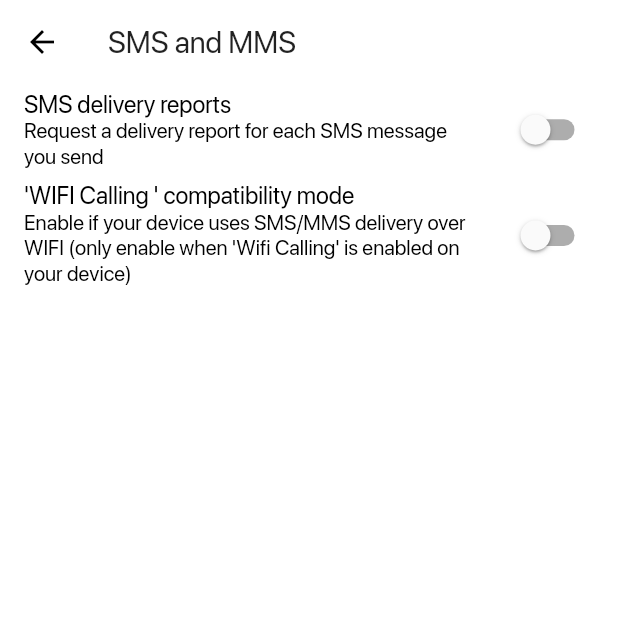
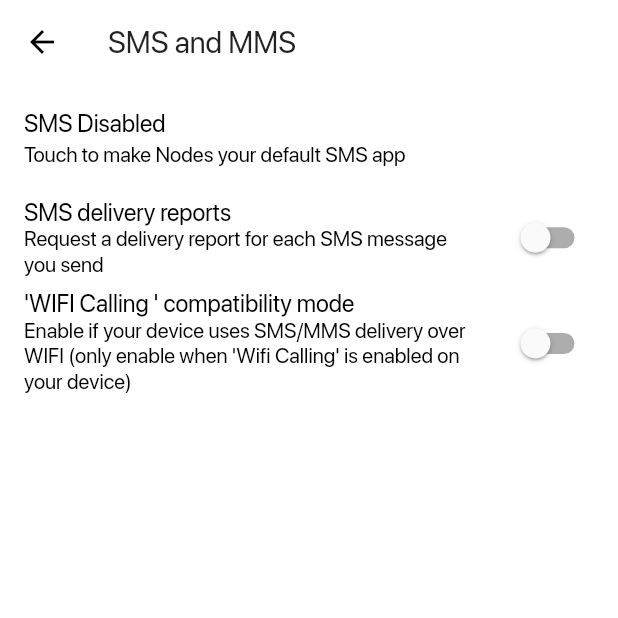
Before and after one commit to SammyButtDev/chat, a Flutter app: the Settings screen opened directly, after a tap on "SMS and MMS", on a phone screen of 412 x 824 dp, the top half of it. Run offline on Flutter 3.47's test engine with Material 2 defaults, Android fonts, the phone set to English and light mode, and no system bars; our stand-ins replace audioplayers, shared_preferences; accounts and stored records are empty.

Commit message:
Screens Added

```diff
--- a/lib/Settings/SettingScreen.dart
+++ b/lib/Settings/SettingScreen.dart
@@ -3,7 +3,9 @@ import 'package:blah/Screens/HomeScreen.dart';
 import 'package:blah/Settings/Chats.dart';
 import 'package:blah/Settings/Help.dart';
 import 'package:blah/Settings/Privacy.dart';
+import 'package:blah/Settings/Profile.dart';
 import 'package:blah/Settings/data&Storage.dart';
+import 'package:flutter/cupertino.dart';
 import 'package:flutter/material.dart';
 import 'package:blah/constant.dart';
 import 'package:provider/provider.dart';
@@ -41,31 +43,17 @@ class _SettingsState extends State<Settings> {
           style: TextStyle(color: Theme.of(context).textTheme.bodyText1.color),
         ),
       ),
-      body: GestureDetector(
+      body: SingleChildScrollView(
         child: Container(
           child: Column(
             mainAxisAlignment: MainAxisAlignment.start,
             children: [
-              Padding(
-                padding:
-                    const EdgeInsets.symmetric(vertical: 20.0, horizontal: 10),
-                child: Container(
-                  child: Padding(
-                    padding: const EdgeInsets.symmetric(horizontal: 18.0),
-                    child: Row(
-                      children: [
               InkWell(
-                            onTap: () {},
-                            child: CircleAvatar(
-                              radius: 32,
-                              backgroundImage: AssetImage('images/greg.jpg'),
-                            )),
-                        Padding(
-                          padding: const EdgeInsets.only(left: 20.0),
-                          child: Column(
-                            crossAxisAlignment: CrossAxisAlignment.start,
-                            children: [
-                              Text(
+                onTap: () => Navigator.push(
+            context, MaterialPageRoute(builder: (_) => Profile())),
+                splashColor: CupertinoColors.activeBlue,
+                child: ListTile(
+                  title: Text(
                     "User",
                     style: TextStyle(
                       fontSize: 20,
@@ -75,10 +63,7 @@ class _SettingsState extends State<Settings> {
                           .color,
                     ),
                   ),
-                              SizedBox(
-                                height: 10,
-                              ),
-                              Text(
+                  subtitle:Text(
                     "+00 000 0000000",
                     style: TextStyle(
                         color: Theme.of(context)
@@ -86,12 +71,10 @@ class _SettingsState extends State<Settings> {
                             .bodyText1
                             .color),
                   ),
-                            ],
-                          ),
-                        ),
-                      ],
-                    ),
-                  ),
+                  leading:CircleAvatar(
+                    radius: 32,
+                    backgroundImage: AssetImage('images/greg.jpg'),
+                  ) ,
                 ),
               ),
               Column(
--- a/lib/Settings/SmsandMMs.dart
+++ b/lib/Settings/SmsandMMs.dart
@@ -1,3 +1,4 @@
+import 'package:flutter/cupertino.dart';
 import 'package:flutter/material.dart';
 
 class SMMs extends StatefulWidget {
@@ -12,7 +13,8 @@ class _SMMsState extends State<SMMs> {
   Widget build(BuildContext context) {
     return Scaffold(
       backgroundColor: Theme.of(context).primaryColor,
-      appBar: AppBar(elevation: 0,
+      appBar: AppBar(
+        elevation: 0,
         title: Text('SMS and MMS'),
       ),
       body: SingleChildScrollView(
@@ -20,7 +22,23 @@ class _SMMsState extends State<SMMs> {
         child: Column(
           children: [
             InkWell(
-              splashColor: Colors.blue,
+              splashColor: CupertinoColors.activeBlue,
+              onTap: () {},
+              child: ListTile(
+                title: Text(
+                  "SMS Disabled",
+                  style: TextStyle(
+                      color: Theme.of(context).textTheme.bodyText1.color),
+                ),
+                subtitle: Text(
+                  "Touch to make Nodes your default SMS app",
+                  style: TextStyle(
+                      color: Theme.of(context).textTheme.bodyText1.color),
+                ),
+              ),
+            ),
+            InkWell(
+              splashColor: CupertinoColors.activeBlue,
               onTap: () {},
               child: ListTile(
                 title: Text(
@@ -36,15 +54,15 @@ class _SMMsState extends State<SMMs> {
                 trailing: Switch(
                   value: Delivery,
                   onChanged: (value) {
-                   setState(() {
-                     Delivery=value;
-                   });
+                    setState(() {
+                      Delivery = value;
+                    });
                   },
                 ),
               ),
             ),
             InkWell(
-              splashColor: Colors.blue,
+              splashColor: CupertinoColors.activeBlue,
               onTap: () {},
               child: ListTile(
                 title: Text(
@@ -60,10 +78,9 @@ class _SMMsState extends State<SMMs> {
                 trailing: Switch(
                   value: mode,
                   onChanged: (value) {
-                   setState(() {
-
-                     mode= value;
-                   });
+                    setState(() {
+                      mode = value;
+                    });
                   },
                 ),
               ),
```
Also changed, not shown: lib/ChatHolder/ChatPage.dart (+4 -25 lines), lib/ChatHolder/Chat_holder.dart (+0 -42 lines), lib/Screens/HomeScreen.dart (+15 -4 lines), lib/Settings/About.dart (added, +34 -0 lines), lib/Settings/Chats.dart (+6 -1 lines), lib/Settings/Profile.dart (added, +88 -0 lines), lib/Settings/YourName.dart (added, +60 -0 lines), lib/Settings/notifcation.dart (+29 -5 lines). Lines whose indentation alone changed are shown as unchanged.
